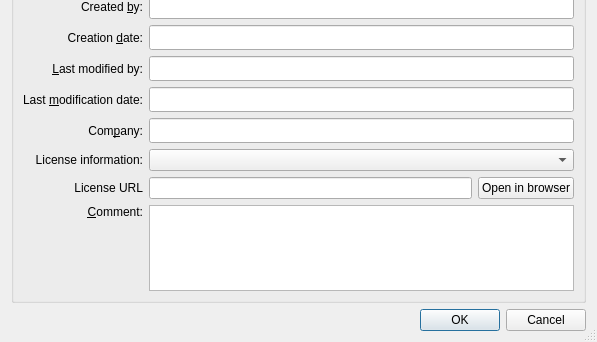
This is src/Gui/Dialogs/DlgProjectInformation.ui in wwmayer/FreeCAD as Qt 5 draws it before an edit; both pictures show x 0 to 597 and y 198 to 540 of the 597 by 540 pixel window. The edited form follows.
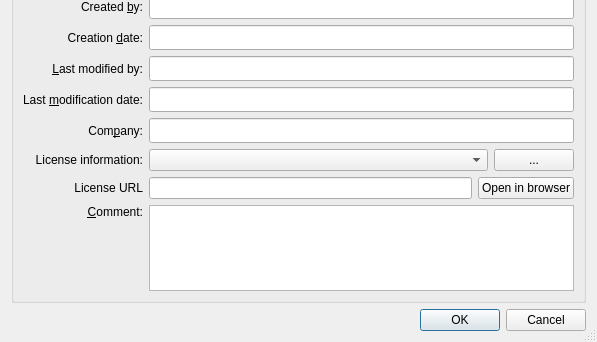
This is the edited form.

Commit message:
Gui: Support of additional licences for project file
Currently only a single licence can be set per project file.
However, sometimes it's required to be allowed to define more licences.

This fixes issue https://github.com/FreeCAD/FreeCAD/issues/6933

Patch:
```diff
--- a/src/Gui/Dialogs/DlgProjectInformation.ui
+++ b/src/Gui/Dialogs/DlgProjectInformation.ui
@@ -285,7 +285,25 @@
        </widget>
       </item>
       <item row="10" column="1">
-       <widget class="QComboBox" name="comboLicense"/>
+       <layout class="QHBoxLayout" name="horizontalLayout_3">
+        <item>
+         <widget class="QComboBox" name="comboLicense">
+          <property name="sizePolicy">
+           <sizepolicy hsizetype="Expanding" vsizetype="Fixed">
+            <horstretch>0</horstretch>
+            <verstretch>0</verstretch>
+           </sizepolicy>
+          </property>
+         </widget>
+        </item>
+        <item>
+         <widget class="QPushButton" name="pushButtonLicenses">
+          <property name="text">
+           <string notr="true">...</string>
+          </property>
+         </widget>
+        </item>
+       </layout>
       </item>
       <item row="11" column="0">
        <widget class="QLabel" name="textLabelLicenseURL">
```
Lines whose indentation alone changed are shown as unchanged. The commit also changes 6 other files.
